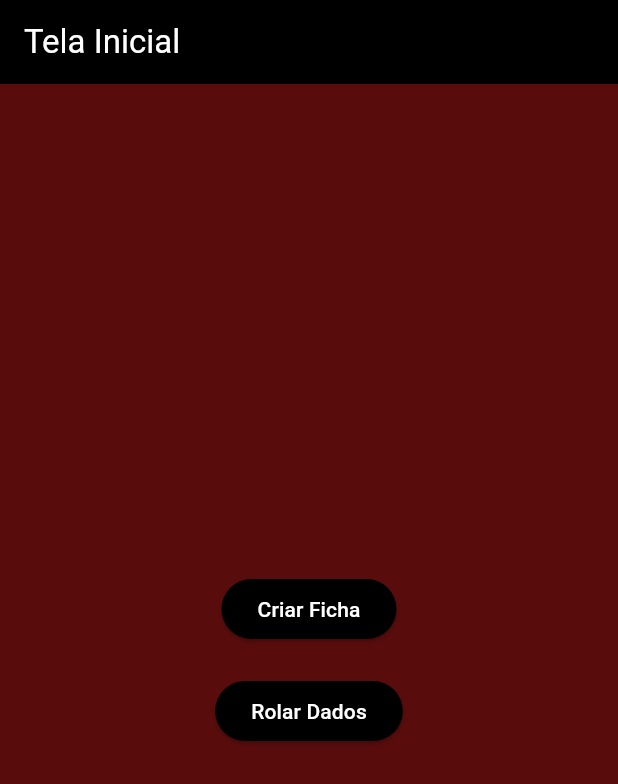
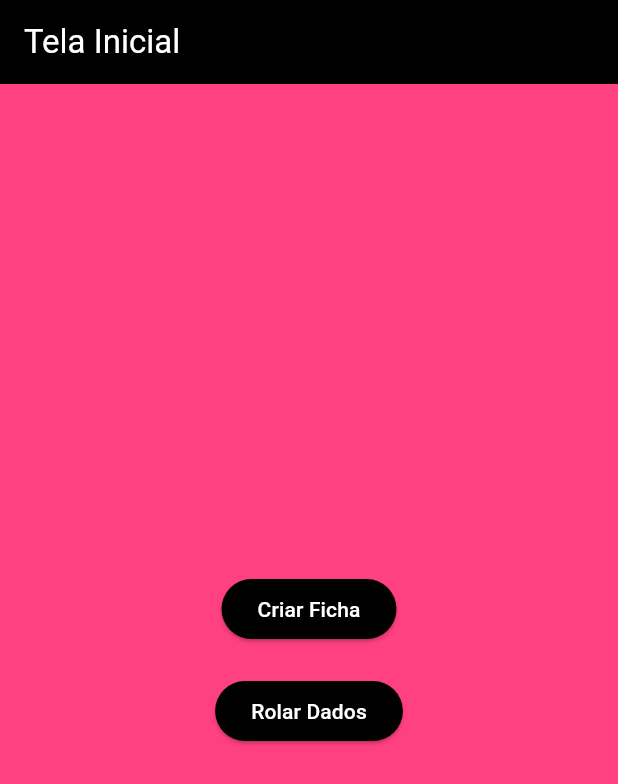
Before and after one commit to MatheusOMaia/Flutter_FichaRPG, a Flutter app: the screen it shows after launch, on a phone screen of 412 x 824 dp. Shown: the top 784 px of the screen. Run offline on Flutter 3.47's test engine with Material 3 defaults, Android fonts, the phone set to English and light mode, and no system bars.

Commit message:
Mudar a cor pra rosa

```diff
--- a/lib/main.dart
+++ b/lib/main.dart
@@ -13,7 +13,7 @@ class MyApp extends StatelessWidget {
     return MaterialApp(
       title: "Ficha RPG OP",
       theme: ThemeData(
-        scaffoldBackgroundColor: const Color.fromARGB(255, 88, 12, 12), // Fundo vermelho escuro
+        scaffoldBackgroundColor: Colors.pinkAccent, // Fundo Rosa
 
         // Estilo global para campos de texto
         inputDecorationTheme: const InputDecorationTheme(
```
